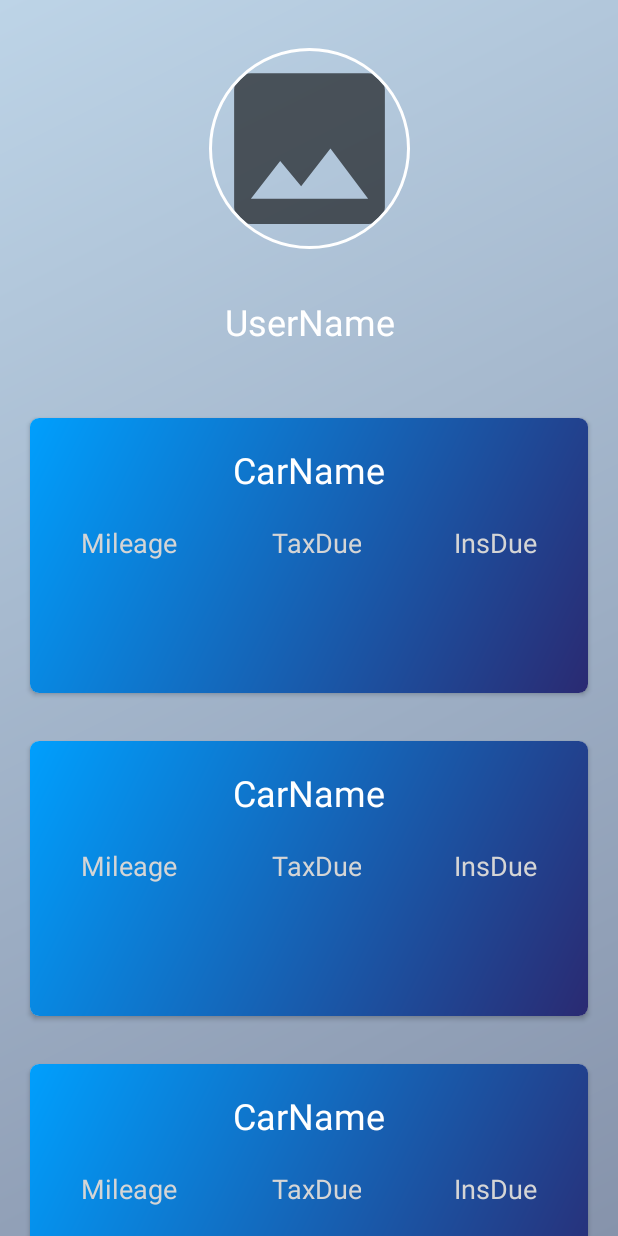
After one commit to andrei-android/MemCar, an Android app: the layout activity_home.xml on its own in the app's theme, with its tools: preview values and no code run, on a phone screen of 412 x 824 dp. The commit adds this screen. Run offline under Robolectric (Android 15) with nearby library versions, the light colour scheme and no system bars.

Commit message:
Created layout for the home screen

```diff
--- a/app/build.gradle
+++ b/app/build.gradle
@@ -46,7 +46,7 @@ dependencies {
 
     //App dependencies
     implementation 'com.squareup.picasso:picasso:2.71828'
-
+    implementation 'de.hdodenhof:circleimageview:3.1.0'
     implementation "androidx.room:room-runtime:$room_version"
     annotationProcessor "androidx.room:room-compiler:$room_version"
 
--- a/app/src/main/AndroidManifest.xml
+++ b/app/src/main/AndroidManifest.xml
@@ -9,6 +9,7 @@
         android:roundIcon="@mipmap/ic_launcher_round"
         android:supportsRtl="true"
         android:theme="@style/Theme.MemoryCar">
+        <activity android:name=".HomeActivity"></activity>
         <activity android:name=".MainActivity">
             <intent-filter>
                 <action android:name="android.intent.action.MAIN" />
--- /dev/null
+++ b/app/src/main/java/com/sandu/memorycar/HomeActivity.java
@@ -0,0 +1,20 @@
+package com.sandu.memorycar;
+
+import androidx.appcompat.app.AppCompatActivity;
+
+import android.os.Bundle;
+import android.view.WindowManager;
+
+public class HomeActivity extends AppCompatActivity {
+
+    @Override
+    protected void onCreate(Bundle savedInstanceState) {
+        super.onCreate(savedInstanceState);
+        setContentView(R.layout.activity_home);
+        //FullSCreenActivity
+        getWindow().setFlags(WindowManager.LayoutParams.FLAG_FULLSCREEN,
+                WindowManager.LayoutParams.FLAG_FULLSCREEN);
+        //
+
+    }
+}
--- a/app/src/main/java/com/sandu/memorycar/MainActivity.java
+++ b/app/src/main/java/com/sandu/memorycar/MainActivity.java
@@ -3,11 +3,15 @@ package com.sandu.memorycar;
 import androidx.appcompat.app.AppCompatActivity;
 import androidx.room.Room;
 
+import android.content.Intent;
 import android.os.Bundle;
+import android.view.View;
 import android.view.WindowManager;
+import android.widget.Button;
 
 public class MainActivity extends AppCompatActivity {
 
+    Button btn_mainScreen;
     @Override
     protected void onCreate(Bundle savedInstanceState) {
         super.onCreate(savedInstanceState);
@@ -16,5 +20,14 @@ public class MainActivity extends AppCompatActivity {
         getWindow().setFlags(WindowManager.LayoutParams.FLAG_FULLSCREEN,
                 WindowManager.LayoutParams.FLAG_FULLSCREEN);
 
+
+        btn_mainScreen = findViewById(R.id.btn_mainScreen);
+
+        btn_mainScreen.setOnClickListener(new View.OnClickListener() {
+            @Override
+            public void onClick(View v) {
+                startActivity(new Intent(MainActivity.this, HomeActivity.class));
+            }
+        });
     }
 }
--- /dev/null
+++ b/app/src/main/res/drawable/account_image.xml
@@ -0,0 +1,6 @@
+<?xml version="1.0" encoding="utf-8"?>
+<shape xmlns:android="http://schemas.android.com/apk/res/android">
+    <stroke android:width="1dp" android:color="#FFF" />
+    <corners android:radius="50dp"/>
+    <padding android:left="0dip" android:top="0dip" android:right="0dip" android:bottom="0dip" />
+</shape>
--- /dev/null
+++ b/app/src/main/res/drawable/bg_gradient2.xml
@@ -0,0 +1,7 @@
+<?xml version="1.0" encoding="utf-8"?>
+<shape xmlns:android="http://schemas.android.com/apk/res/android" android:shape="rectangle">
+    <gradient
+        android:startColor="#8693AB"
+        android:endColor="#BDD4E7"
+        android:angle="135" />
+</shape>
--- /dev/null
+++ b/app/src/main/res/drawable/card_bg_gradient.xml
@@ -0,0 +1,7 @@
+<?xml version="1.0" encoding="utf-8"?>
+<shape xmlns:android="http://schemas.android.com/apk/res/android" android:shape="rectangle">
+    <gradient
+        android:startColor="#2A2A72"
+        android:endColor="#009FFD"
+        android:angle="135" />
+</shape>
--- /dev/null
+++ b/app/src/main/res/drawable/ic_baseline_image_24.xml
@@ -0,0 +1,10 @@
+<vector xmlns:android="http://schemas.android.com/apk/res/android"
+    android:width="24dp"
+    android:height="24dp"
+    android:viewportWidth="24"
+    android:viewportHeight="24"
+    android:tint="?attr/colorControlNormal">
+  <path
+      android:fillColor="@android:color/white"
+      android:pathData="M21,19V5c0,-1.1 -0.9,-2 -2,-2H5c-1.1,0 -2,0.9 -2,2v14c0,1.1 0.9,2 2,2h14c1.1,0 2,-0.9 2,-2zM8.5,13.5l2.5,3.01L14.5,12l4.5,6H5l3.5,-4.5z"/>
+</vector>
--- /dev/null
+++ b/app/src/main/res/drawable/white_back_arrow.xml
@@ -0,0 +1,5 @@
+<vector android:height="24dp" android:tint="#FDFDFD"
+    android:viewportHeight="24" android:viewportWidth="24"
+    android:width="24dp" xmlns:android="http://schemas.android.com/apk/res/android">
+    <path android:fillColor="@android:color/white" android:pathData="M20,11H7.83l5.59,-5.59L12,4l-8,8 8,8 1.41,-1.41L7.83,13H20v-2z"/>
+</vector>
--- /dev/null
+++ b/app/src/main/res/layout/activity_home.xml
@@ -0,0 +1,47 @@
+<?xml version="1.0" encoding="utf-8"?>
+<androidx.constraintlayout.widget.ConstraintLayout xmlns:android="http://schemas.android.com/apk/res/android"
+    xmlns:app="http://schemas.android.com/apk/res-auto"
+    xmlns:tools="http://schemas.android.com/tools"
+    android:layout_width="match_parent"
+    android:layout_height="match_parent"
+    android:background="@drawable/bg_gradient2"
+    tools:context=".HomeActivity">
+
+    <de.hdodenhof.circleimageview.CircleImageView
+        android:id="@+id/profile_image"
+        android:layout_width="134dp"
+        android:layout_height="134dp"
+        android:layout_marginTop="32dp"
+        android:src="@drawable/ic_baseline_image_24"
+        app:civ_border_color="#FFFFFF"
+        app:civ_border_width="2dp"
+        android:elevation="10dp"
+        app:civ_circle_background_color="@color/white"
+        app:layout_constraintEnd_toEndOf="parent"
+        app:layout_constraintStart_toStartOf="parent"
+        app:layout_constraintTop_toTopOf="parent" />
+
+
+    <TextView
+        android:id="@+id/textView3"
+        android:layout_width="wrap_content"
+        android:layout_height="wrap_content"
+        android:layout_marginTop="32dp"
+        android:text="@string/username_placeholder"
+        android:textColor="@color/white"
+        android:elevation="10dp"
+        android:textSize="24sp"
+        app:layout_constraintEnd_toEndOf="@+id/profile_image"
+        app:layout_constraintStart_toStartOf="@+id/profile_image"
+        app:layout_constraintTop_toBottomOf="@+id/profile_image" />
+
+    <androidx.recyclerview.widget.RecyclerView
+        android:layout_width="match_parent"
+        android:layout_height="wrap_content"
+        android:layout_marginTop="32dp"
+        tools:listitem="@layout/item_car"
+        app:layout_constraintEnd_toEndOf="parent"
+        app:layout_constraintStart_toStartOf="parent"
+        app:layout_constraintTop_toBottomOf="@+id/textView3" />
+
+</androidx.constraintlayout.widget.ConstraintLayout>
--- /dev/null
+++ b/app/src/main/res/layout/item_car.xml
@@ -0,0 +1,118 @@
+<?xml version="1.0" encoding="utf-8"?>
+<androidx.cardview.widget.CardView android:layout_width="match_parent"
+    android:layout_height="183dp"
+    xmlns:android="http://schemas.android.com/apk/res/android"
+    xmlns:app="http://schemas.android.com/apk/res-auto"
+    app:cardCornerRadius="6dp"
+    android:elevation="6dp"
+    android:layout_marginLeft="20dp"
+    android:layout_marginRight="20dp"
+    android:layout_marginTop="16dp"
+    android:layout_marginBottom="16dp"
+    >
+<androidx.constraintlayout.widget.ConstraintLayout
+    xmlns:android="http://schemas.android.com/apk/res/android"
+    xmlns:app="http://schemas.android.com/apk/res-auto"
+    android:layout_width="match_parent"
+    android:layout_height="183dp"
+    android:background="@drawable/card_bg_gradient"    >
+
+
+    <TextView
+        android:id="@+id/car_name"
+        android:layout_width="match_parent"
+        android:layout_height="wrap_content"
+        android:layout_marginTop="16dp"
+        android:text="@string/carname_placeholder"
+        android:padding="2sp"
+        android:textColor="@color/white"
+        android:textAlignment="center"
+        android:textSize="24sp"
+        app:layout_constraintEnd_toEndOf="parent"
+        app:layout_constraintStart_toStartOf="parent"
+        app:layout_constraintTop_toTopOf="parent" />
+
+    <TextView
+        android:id="@+id/textView4"
+        android:layout_width="wrap_content"
+        android:layout_height="wrap_content"
+        android:layout_marginStart="32dp"
+        android:layout_marginTop="16dp"
+        android:padding="2sp"
+        android:text="@string/mileage"
+        android:textAlignment="center"
+        android:textColor="#D5D5D5"
+        android:textSize="18sp"
+        app:layout_constraintStart_toStartOf="parent"
+        app:layout_constraintTop_toBottomOf="@+id/car_name" />
+
+    <TextView
+        android:id="@+id/textView6"
+        android:layout_width="wrap_content"
+        android:layout_height="wrap_content"
+        android:layout_marginTop="16dp"
+        android:padding="2sp"
+        android:text="@string/taxdue"
+        android:textAlignment="center"
+        android:textColor="#D5D5D5"
+        android:textSize="18sp"
+        app:layout_constraintEnd_toStartOf="@+id/textView5"
+        app:layout_constraintStart_toEndOf="@+id/textView4"
+        app:layout_constraintTop_toBottomOf="@+id/car_name" />
+
+    <TextView
+        android:id="@+id/textView5"
+        android:layout_width="wrap_content"
+        android:layout_height="wrap_content"
+        android:layout_marginTop="16dp"
+        android:layout_marginEnd="32dp"
+        android:padding="2sp"
+        android:text="@string/insurancedue"
+        android:textAlignment="center"
+        android:textColor="#D5D5D5"
+        android:textSize="18sp"
+        app:layout_constraintEnd_toEndOf="parent"
+        app:layout_constraintTop_toBottomOf="@+id/car_name" />
+
+    <TextView
+        android:id="@+id/car_mileage"
+        android:layout_width="wrap_content"
+        android:layout_height="wrap_content"
+        android:layout_marginTop="16dp"
+        android:padding="2sp"
+        android:textColor="@color/white"
+        android:textAlignment="center"
+        android:textSize="24sp"
+        app:layout_constraintEnd_toEndOf="@+id/textView4"
+        app:layout_constraintStart_toStartOf="@+id/textView4"
+        app:layout_constraintTop_toBottomOf="@+id/textView4" />
+
+    <TextView
+        android:id="@+id/car_taxdueDate"
+        android:layout_width="wrap_content"
+        android:layout_height="wrap_content"
+        android:layout_marginTop="16dp"
+        android:textColor="@color/white"
+        android:padding="2sp"
+        android:textAlignment="center"
+        android:textSize="24sp"
+        app:layout_constraintEnd_toEndOf="@+id/textView6"
+        app:layout_constraintStart_toStartOf="@+id/textView6"
+        app:layout_constraintTop_toBottomOf="@+id/textView6" />
+    <TextView
+        android:id="@+id/car_InsurancedueDate"
+        android:layout_width="wrap_content"
+        android:layout_height="wrap_content"
+        android:layout_marginTop="16dp"
+        android:textColor="@color/white"
+        android:padding="2sp"
+        android:textAlignment="center"
+        android:textSize="24sp"
+        app:layout_constraintEnd_toEndOf="@+id/textView5"
+        app:layout_constraintStart_toStartOf="@+id/textView5"
+        app:layout_constraintTop_toBottomOf="@+id/textView5" />
+
+
+
+</androidx.constraintlayout.widget.ConstraintLayout>
+</androidx.cardview.widget.CardView>
--- a/app/src/main/res/values/strings.xml
+++ b/app/src/main/res/values/strings.xml
@@ -4,4 +4,9 @@
     <string name="app_name_mainscreen">MemCar</string>
     <string name="mainScreen_btn">Continue</string>
     <string name="version">v1.0</string>
+    <string name="username_placeholder">UserName</string>
+    <string name="carname_placeholder">CarName</string>
+    <string name="taxdue">TaxDue</string>
+    <string name="mileage">Mileage</string>
+    <string name="insurancedue">InsDue</string>
 </resources>
```
